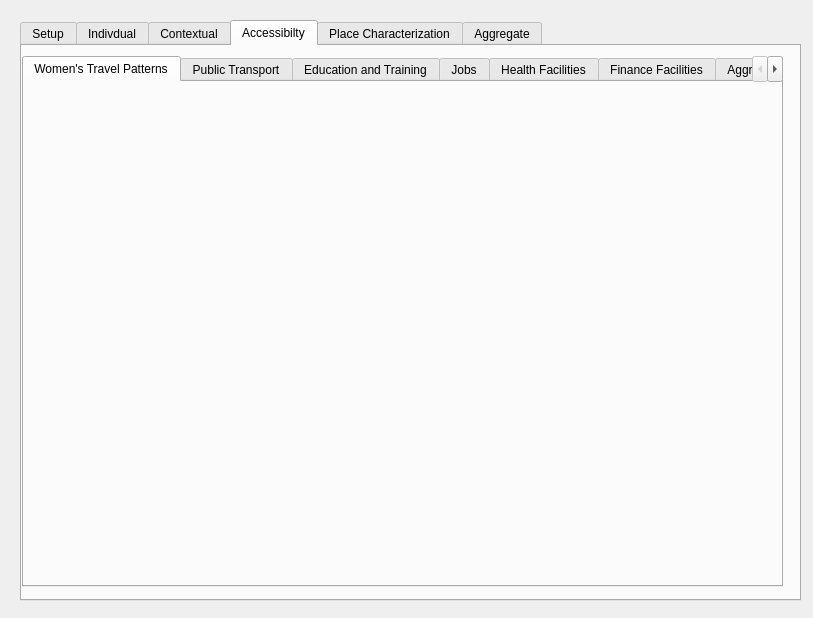
worldbank/GEEST, file gender_indicator_tool/gender_indicator_tool_dialog_base.ui: the form before one commit.
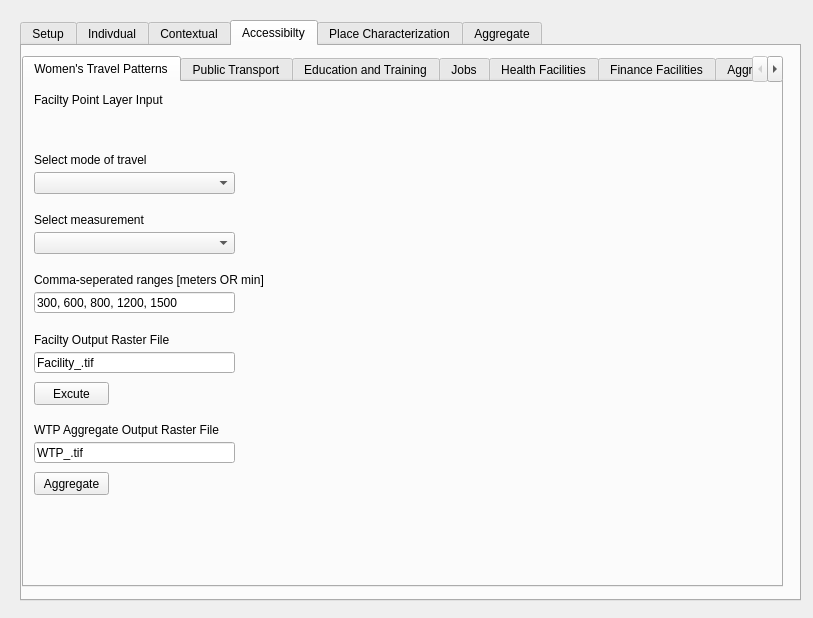
The form after the commit. The open tabs and pages were chosen to show the change. Custom widgets are drawn as their Qt base class.

Commit message: WTP Tab geoprocesing code completed. Started editing Service Area Analysis function so that no temp files our created

The edit to the form file:
```diff
--- a/gender_indicator_tool/gender_indicator_tool_dialog_base.ui
+++ b/gender_indicator_tool/gender_indicator_tool_dialog_base.ui
@@ -1259,6 +1259,188 @@
       <attribute name="title">
        <string>Women's Travel Patterns</string>
       </attribute>
+      <widget class="QLabel" name="label_35">
+       <property name="geometry">
+        <rect>
+         <x>10</x>
+         <y>190</y>
+         <width>231</width>
+         <height>16</height>
+        </rect>
+       </property>
+       <property name="text">
+        <string>Comma-seperated ranges [meters OR min]</string>
+       </property>
+      </widget>
+      <widget class="QComboBox" name="WTP_measurement_CB">
+       <property name="geometry">
+        <rect>
+         <x>10</x>
+         <y>150</y>
+         <width>201</width>
+         <height>22</height>
+        </rect>
+       </property>
+      </widget>
+      <widget class="QLabel" name="label_36">
+       <property name="geometry">
+        <rect>
+         <x>10</x>
+         <y>70</y>
+         <width>231</width>
+         <height>16</height>
+        </rect>
+       </property>
+       <property name="text">
+        <string>Select mode of travel</string>
+       </property>
+      </widget>
+      <widget class="QgsFileWidget" name="WTP_Input_Field">
+       <property name="geometry">
+        <rect>
+         <x>10</x>
+         <y>30</y>
+         <width>231</width>
+         <height>31</height>
+        </rect>
+       </property>
+      </widget>
+      <widget class="QLabel" name="label_37">
+       <property name="geometry">
+        <rect>
+         <x>10</x>
+         <y>10</y>
+         <width>201</width>
+         <height>16</height>
+        </rect>
+       </property>
+       <property name="text">
+        <string>Facilty Point Layer Input</string>
+       </property>
+      </widget>
+      <widget class="QPushButton" name="WTP_Execute_PB">
+       <property name="geometry">
+        <rect>
+         <x>10</x>
+         <y>300</y>
+         <width>75</width>
+         <height>23</height>
+        </rect>
+       </property>
+       <property name="text">
+        <string>Excute</string>
+       </property>
+      </widget>
+      <widget class="QgsFilterLineEdit" name="WTP_FacilityOutput_Field">
+       <property name="geometry">
+        <rect>
+         <x>10</x>
+         <y>270</y>
+         <width>201</width>
+         <height>21</height>
+        </rect>
+       </property>
+       <property name="text">
+        <string>Facility_.tif</string>
+       </property>
+       <property name="qgisRelation" stdset="0">
+        <string notr="true"/>
+       </property>
+      </widget>
+      <widget class="QLabel" name="label_38">
+       <property name="geometry">
+        <rect>
+         <x>10</x>
+         <y>130</y>
+         <width>231</width>
+         <height>16</height>
+        </rect>
+       </property>
+       <property name="text">
+        <string>Select measurement</string>
+       </property>
+      </widget>
+      <widget class="QLabel" name="label_39">
+       <property name="geometry">
+        <rect>
+         <x>10</x>
+         <y>250</y>
+         <width>231</width>
+         <height>16</height>
+        </rect>
+       </property>
+       <property name="text">
+        <string>Facilty Output Raster File</string>
+       </property>
+      </widget>
+      <widget class="QComboBox" name="WTP_mode_CB">
+       <property name="geometry">
+        <rect>
+         <x>10</x>
+         <y>90</y>
+         <width>201</width>
+         <height>22</height>
+        </rect>
+       </property>
+      </widget>
+      <widget class="QgsFilterLineEdit" name="WTP_Ranges_Field">
+       <property name="geometry">
+        <rect>
+         <x>10</x>
+         <y>210</y>
+         <width>201</width>
+         <height>21</height>
+        </rect>
+       </property>
+       <property name="text">
+        <string>300, 600, 800, 1200, 1500</string>
+       </property>
+       <property name="qgisRelation" stdset="0">
+        <string notr="true"/>
+       </property>
+      </widget>
+      <widget class="QPushButton" name="WTP_Aggregate_PB">
+       <property name="geometry">
+        <rect>
+         <x>10</x>
+         <y>390</y>
+         <width>75</width>
+         <height>23</height>
+        </rect>
+       </property>
+       <property name="text">
+        <string>Aggregate</string>
+       </property>
+      </widget>
+      <widget class="QgsFilterLineEdit" name="WTP_AGGOutput_Field">
+       <property name="geometry">
+        <rect>
+         <x>10</x>
+         <y>360</y>
+         <width>201</width>
+         <height>21</height>
+        </rect>
+       </property>
+       <property name="text">
+        <string>WTP_.tif</string>
+       </property>
+       <property name="qgisRelation" stdset="0">
+        <string notr="true"/>
+       </property>
+      </widget>
+      <widget class="QLabel" name="label_40">
+       <property name="geometry">
+        <rect>
+         <x>10</x>
+         <y>340</y>
+         <width>231</width>
+         <height>16</height>
+        </rect>
+       </property>
+       <property name="text">
+        <string>WTP Aggregate Output Raster File</string>
+       </property>
+      </widget>
      </widget>
      <widget class="QWidget" name="tab_18">
       <attribute name="title">
```
Left out of the diff: 2 changed lines with no effect on the pictures. The commit also changes 2 other files.
